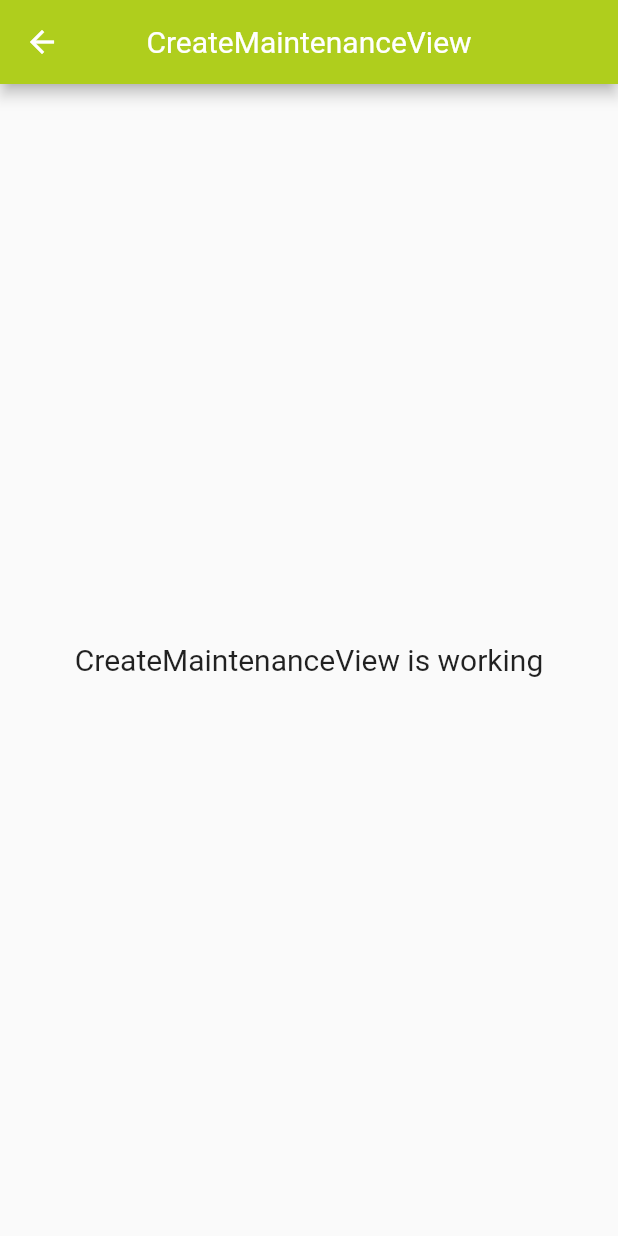
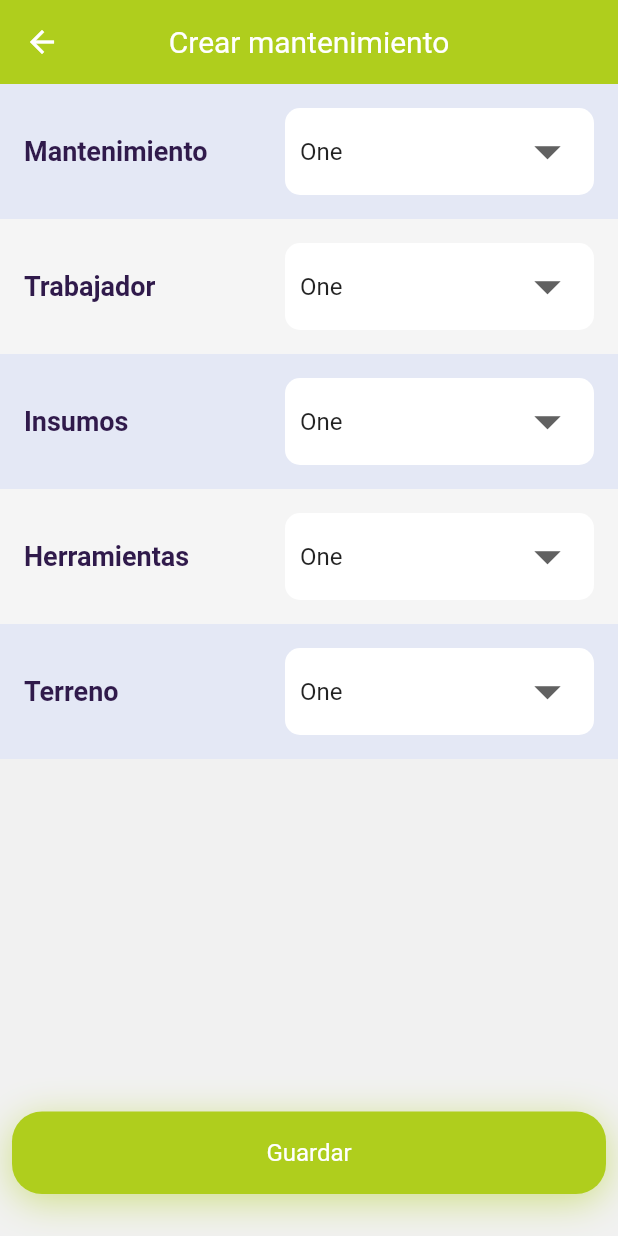
Before and after one commit to InmortalRegis/agro_app, a Flutter app: the screen it shows after launch, after a tap on "Cultivos", on a phone screen of 412 x 824 dp. Run offline on Flutter 3.47's test engine with Material 2 defaults, Android fonts, the phone set to English and light mode, and no system bars; our stand-ins replace get, styled_widget.

Commit message:
feat: create manteinance view

```diff
--- a/lib/app/global_widgets/app_button.dart
+++ b/lib/app/global_widgets/app_button.dart
@@ -21,10 +21,10 @@ class _AppButtonState extends State<AppButton> {
         .padding(all: 10.0)
         .alignment(Alignment.center)
         .ripple()
-        .clipRRect(all: 10.0)
+        .clipRRect(all: 20.0)
         .decorated(
             color: AppColors.kPrimaryColor,
-            borderRadius: BorderRadius.circular(10.0),
+            borderRadius: BorderRadius.circular(20.0),
             boxShadow: [
               BoxShadow(
                 color:
--- a/lib/app/modules/create_maintenance/controllers/create_maintenance_controller.dart
+++ b/lib/app/modules/create_maintenance/controllers/create_maintenance_controller.dart
@@ -1,8 +1,7 @@
 import 'package:get/get.dart';
 
 class CreateMaintenanceController extends GetxController {
-  //TODO: Implement CreateMaintenanceController
-
+  RxString dropdownValue = 'One'.obs;
   final count = 0.obs;
   @override
   void onInit() {
--- a/lib/app/modules/create_maintenance/views/create_maintenance_view.dart
+++ b/lib/app/modules/create_maintenance/views/create_maintenance_view.dart
@@ -1,3 +1,5 @@
+import 'package:agro_app/app/core/values/app_colors.dart';
+import 'package:agro_app/app/global_widgets/app_button.dart';
 import 'package:flutter/material.dart';
 
 import 'package:get/get.dart';
@@ -9,15 +11,136 @@ class CreateMaintenanceView extends GetView<CreateMaintenanceController> {
   Widget build(BuildContext context) {
     return Scaffold(
       appBar: AppBar(
-        title: Text('CreateMaintenanceView'),
+        title: Text('Crear mantenimiento'),
         centerTitle: true,
       ),
-      body: Center(
-        child: Text(
-          'CreateMaintenanceView is working',
-          style: TextStyle(fontSize: 20),
+      body: Container(
+        padding: EdgeInsets.only(
+          bottom: 20.0,
+        ),
+        child: Column(
+          mainAxisAlignment: MainAxisAlignment.spaceBetween,
+          children: [
+            Column(
+              children: [
+                AppDropdownLabeled(
+                  label: 'Mantenimiento',
+                ),
+                AppDropdownLabeled(
+                  bgColor: Colors.white,
+                  label: 'Trabajador',
+                ),
+                AppDropdownLabeled(
+                  label: 'Insumos',
+                ),
+                AppDropdownLabeled(
+                  bgColor: Colors.white,
+                  label: 'Herramientas',
+                ),
+                AppDropdownLabeled(
+                  label: 'Terreno',
+                ),
+              ],
+            ),
+            Padding(
+              padding: const EdgeInsets.all(8.0),
+              child: AppButton(
+                child: Text(
+                  'Guardar',
+                  textAlign: TextAlign.center,
+                  style: TextStyle(
+                    fontSize: 16.0,
+                    color: Colors.white,
+                    decoration: TextDecoration.none,
+                  ),
+                ),
+                onTab: () {
+                  print('Save!');
+                  Get.snackbar(
+                    "Guardado",
+                    "Se ha guardado correctamente",
+                    icon: Icon(Icons.check, color: Colors.white),
+                    snackPosition: SnackPosition.TOP,
+                    colorText: Colors.white,
+                    backgroundColor: AppColors.goblin,
+                    duration: Duration(seconds: 2),
+                  );
+                },
+              ),
+            ),
+          ],
         ),
       ),
     );
   }
 }
+
+class AppDropdownLabeled extends StatelessWidget {
+  final Color bgColor;
+  final String label;
+  const AppDropdownLabeled({
+    Key? key,
+    this.bgColor = AppColors.periwinkle,
+    required this.label,
+  }) : super(key: key);
+
+  @override
+  Widget build(BuildContext context) {
+    return Container(
+      color: bgColor.withOpacity(0.3),
+      padding: EdgeInsets.all(16),
+      child: Row(
+        mainAxisAlignment: MainAxisAlignment.spaceBetween,
+        children: [
+          Text(
+            label,
+            style: TextStyle(
+              fontWeight: FontWeight.bold,
+              color: AppColors.valhalla,
+              fontSize: 18,
+            ),
+          ),
+          Container(
+            width: MediaQuery.of(context).size.width * 0.5,
+            child: AppDropdownBtn(),
+          ),
+        ],
+      ),
+    );
+  }
+}
+
+class AppDropdownBtn extends StatelessWidget {
+  const AppDropdownBtn({
+    Key? key,
+  }) : super(key: key);
+
+  @override
+  Widget build(BuildContext context) {
+    final controller = Get.find<CreateMaintenanceController>();
+    return Container(
+      padding: EdgeInsets.symmetric(horizontal: 10, vertical: 5),
+      decoration: BoxDecoration(
+        color: Colors.white,
+        borderRadius: BorderRadius.circular(10),
+      ),
+      child: DropdownButton(
+        isExpanded: true,
+        value: controller.dropdownValue.value,
+        icon: Icon(Icons.arrow_drop_down),
+        elevation: 0,
+        iconSize: 42,
+        underline: SizedBox(),
+        onChanged: (String? newValue) {
+          controller.dropdownValue.value = newValue!;
+        },
+        items: ['One', 'Two', 'Three', 'Four'].map((String value) {
+          return DropdownMenuItem(
+            value: value,
+            child: Text(value),
+          );
+        }).toList(),
+      ),
+    );
+  }
+}
--- a/lib/app/modules/dashboard/views/dashboard_view.dart
+++ b/lib/app/modules/dashboard/views/dashboard_view.dart
@@ -11,9 +11,7 @@ class DashboardView extends GetView<DashboardController> {
   Widget build(BuildContext context) {
     return Scaffold(
       appBar: AppBar(
-        title: Text('DashboardView'),
-        centerTitle: true,
-        elevation: 0,
+        title: Text('🌱🌾 Agro App'),
       ),
       body: Column(
         children: [
--- a/lib/main.dart
+++ b/lib/main.dart
@@ -12,9 +12,12 @@ void main() {
       initialRoute: AppPages.INITIAL,
       getPages: AppPages.routes,
       theme: ThemeData(
+        scaffoldBackgroundColor: AppColors.seashell,
         primarySwatch: AppColors.kprimarycolor,
         visualDensity: VisualDensity.adaptivePlatformDensity,
+        backgroundColor: AppColors.seashell,
         appBarTheme: AppBarTheme(
+          elevation: 0,
           iconTheme: IconThemeData(
             color: Colors.white,
           ),
```
